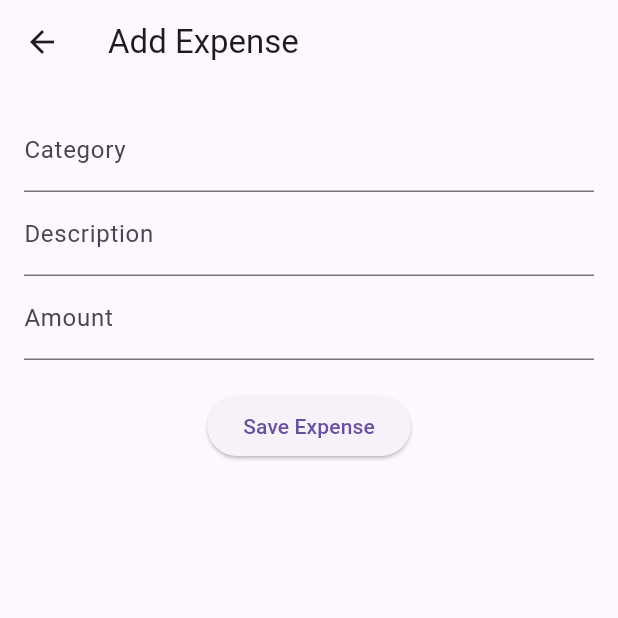
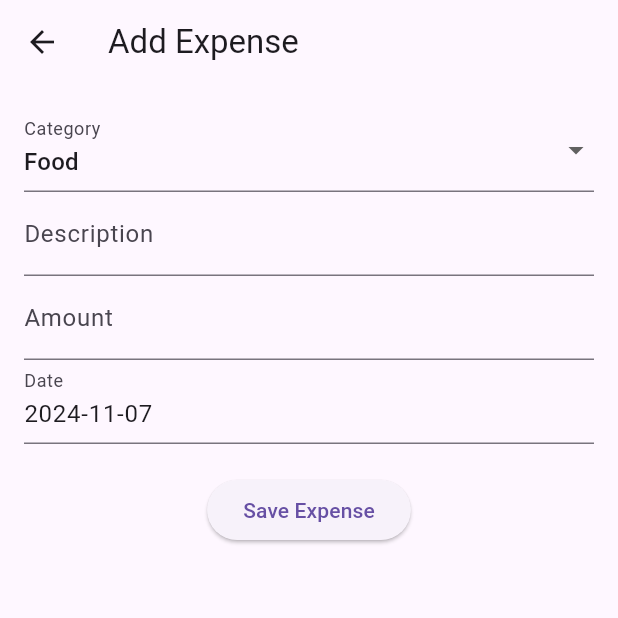
Before and after one commit to Athu06/Flutter_Project_Personal_Budget_Tracker_App-, a Flutter app: the screen it shows after launch, after a tap on the "add" icon, on a phone screen of 412 x 824 dp, the top half of it. Run offline on Flutter 3.47's test engine with Material 3 defaults, Android fonts, the phone set to English and light mode, and no system bars; our stand-ins replace sqflite; accounts and stored records are empty; network calls fail.

Commit message:
updated_features

```diff
--- a/budget_app/lib/screens/dashboard_screen.dart
+++ b/budget_app/lib/screens/dashboard_screen.dart
@@ -13,11 +13,59 @@ class DashboardScreen extends StatefulWidget {
 class _DashboardScreenState extends State<DashboardScreen> {
   final ApiService apiService = ApiService();
   late Future<List<ExpenseData>> expensesFuture;
+  DateTimeRange? _selectedDateRange;
+  String? _selectedCategory;
+
+  List<String> defaultCategories = [
+    'All',
+    'Food',
+    'Rent',
+    'Healthcare',
+    'Entertainment',
+    'Shopping',
+    'Other'
+  ];
 
   @override
   void initState() {
     super.initState();
     expensesFuture = apiService.getExpenses();
+  }
+
+  List<ExpenseData> _filterExpenses(List<ExpenseData> expenses) {
+    return expenses.where((expense) {
+      bool dateMatches = _selectedDateRange == null ||
+          (expense.date.isAfter(_selectedDateRange!.start
+                  .subtract(const Duration(days: 1))) &&
+              expense.date.isBefore(
+                  _selectedDateRange!.end.add(const Duration(days: 1))));
+
+      bool categoryMatches = _selectedCategory == null ||
+          _selectedCategory == 'All' ||
+          (_selectedCategory == 'Other' &&
+              !defaultCategories.contains(expense.category)) ||
+          (_selectedCategory != 'Other' &&
+              expense.category == _selectedCategory);
+
+      return dateMatches && categoryMatches;
+    }).toList();
+  }
+
+  Future<void> _selectDateRange(BuildContext context) async {
+    final DateTimeRange? picked = await showDateRangePicker(
+      context: context,
+      firstDate: DateTime(1970),
+      lastDate: DateTime(2100),
+    );
+    if (picked != null && picked != _selectedDateRange) {
+      setState(() {
+        _selectedDateRange = picked;
+      });
+    }
+  }
+
+  String _formatDate(DateTime date) {
+    return "${date.year}-${date.month.toString().padLeft(2, '0')}-${date.day.toString().padLeft(2, '0')}";
   }
 
   @override
@@ -33,7 +81,7 @@ class _DashboardScreenState extends State<DashboardScreen> {
             print('Error: ${snapshot.error}');
             return Center(child: Text('Error: ${snapshot.error}'));
           } else if (snapshot.hasData) {
-            final expenseList = snapshot.data!;
+            final expenseList = _filterExpenses(snapshot.data!);
             double totalAmount =
                 expenseList.fold(0, (sum, item) => sum + item.amount);
 
@@ -42,23 +90,73 @@ class _DashboardScreenState extends State<DashboardScreen> {
                 Padding(
                   padding: const EdgeInsets.all(16.0),
                   child: Text(
-                    'Total Expenses: \Rs ${totalAmount.toStringAsFixed(2)}',
+                    'Total Expenses: Rs ${totalAmount.toStringAsFixed(2)}',
                     style: const TextStyle(
                       fontSize: 20,
                       fontWeight: FontWeight.bold,
                     ),
                   ),
                 ),
+                Padding(
+                  padding: const EdgeInsets.symmetric(horizontal: 16.0),
+                  child: Row(
+                    mainAxisAlignment: MainAxisAlignment.spaceBetween,
+                    children: [
+                      Row(
+                        children: [
+                          TextButton(
+                            onPressed: () => _selectDateRange(context),
+                            child: Text(
+                              _selectedDateRange == null
+                                  ? 'Select Date Range'
+                                  : '${_formatDate(_selectedDateRange!.start)} - ${_formatDate(_selectedDateRange!.end)}',
+                            ),
+                          ),
+                          if (_selectedDateRange != null)
+                            IconButton(
+                              icon: const Icon(Icons.clear),
+                              onPressed: () {
+                                setState(() {
+                                  _selectedDateRange = null;
+                                });
+                              },
+                            ),
+                        ],
+                      ),
+                      DropdownButton<String>(
+                        hint: const Text('Select Category'),
+                        value: _selectedCategory,
+                        items: defaultCategories.map((String category) {
+                          return DropdownMenuItem<String>(
+                            value: category,
+                            child: Text(category),
+                          );
+                        }).toList(),
+                        onChanged: (value) {
+                          setState(() {
+                            _selectedCategory = value;
+                          });
+                        },
+                      ),
+                    ],
+                  ),
+                ),
                 Expanded(
                   child: ListView.builder(
                     itemCount: expenseList.length,
                     itemBuilder: (context, index) {
+                      String dateString = _formatDate(expenseList[index].date);
+
                       return ListTile(
                         title: Text('Category: ${expenseList[index].category}'),
-                        subtitle: Text(expenseList[index].description),
-                        contentPadding:
-                            const EdgeInsets.symmetric(horizontal: 16.0),
-                        leading: const SizedBox(width: 0),
+                        subtitle: Column(
+                          crossAxisAlignment: CrossAxisAlignment.start,
+                          children: [
+                            Text(
+                                'Description: ${expenseList[index].description}'),
+                            Text('Date: $dateString'),
+                          ],
+                        ),
                         trailing: Row(
                           mainAxisSize: MainAxisSize.min,
                           children: [
@@ -67,10 +165,10 @@ class _DashboardScreenState extends State<DashboardScreen> {
                               style:
                                   const TextStyle(fontWeight: FontWeight.bold),
                             ),
-                            const SizedBox(width: 8),
                             IconButton(
                               icon: const Icon(Icons.edit),
                               onPressed: () {
+                                try {
                                   Navigator.push(
                                     context,
                                     MaterialPageRoute(
@@ -82,6 +180,14 @@ class _DashboardScreenState extends State<DashboardScreen> {
                                       expensesFuture = apiService.getExpenses();
                                     });
                                   });
+                                } catch (e) {
+                                  print('Error navigating to edit screen: $e');
+                                  ScaffoldMessenger.of(context).showSnackBar(
+                                    SnackBar(
+                                        content: Text(
+                                            'Failed to open edit screen: $e')),
+                                  );
+                                }
                               },
                             ),
                             IconButton(
@@ -97,15 +203,13 @@ class _DashboardScreenState extends State<DashboardScreen> {
                                       actions: <Widget>[
                                         TextButton(
                                           onPressed: () {
-                                            Navigator.of(context).pop(
-                                                false); // Close dialog without deleting
+                                            Navigator.of(context).pop(false);
                                           },
                                           child: const Text('No'),
                                         ),
                                         TextButton(
                                           onPressed: () {
-                                            Navigator.of(context)
-                                                .pop(true); // Confirm delete
+                                            Navigator.of(context).pop(true);
                                           },
                                           child: const Text('Yes'),
                                         ),
@@ -115,28 +219,18 @@ class _DashboardScreenState extends State<DashboardScreen> {
                                 );
 
                                 if (confirmDelete == true) {
-                                  // Call the deleteExpense API to delete from the database
-                                  print("expenseList;${expenseList[index].id}");
                                   bool result = await apiService.deleteExpense(
                                       expenseList[index].id.toString());
-
                                   if (result) {
-                                    // If deletion is successful, remove it from the list
                                     setState(() {
                                       expensesFuture = apiService.getExpenses();
                                     });
-
-                                    // Optionally, refresh the list by calling the API again
-                                    // expensesFuture = apiService.getExpenses();
-
-                                    // Show success message
                                     ScaffoldMessenger.of(context).showSnackBar(
                                       const SnackBar(
                                           content: Text(
                                               'Expense deleted successfully')),
                                     );
                                   } else {
-                                    // Show failure message if deletion failed
                                     ScaffoldMessenger.of(context).showSnackBar(
                                       const SnackBar(
                                           content:
--- a/budget_app/lib/screens/expense_detail_screen.dart
+++ b/budget_app/lib/screens/expense_detail_screen.dart
@@ -16,30 +16,53 @@ class ExpenseDetailScreen extends StatefulWidget {
 class _ExpenseDetailScreenState extends State<ExpenseDetailScreen> {
   final _formKey = GlobalKey<FormState>();
   final ApiService apiService = ApiService();
-  final TextEditingController _categoryController = TextEditingController();
   final TextEditingController _descriptionController = TextEditingController();
   final TextEditingController _amountController = TextEditingController();
-  late Future<List<ExpenseData>> expensesFuture;
+  final TextEditingController _dateController =
+      TextEditingController(); // Controller for date
+  final TextEditingController _customCategoryController =
+      TextEditingController(); // Controller for custom category
+
+  late DateTime _selectedDate;
+  late String _selectedCategory;
+
+  // Define a list of expense categories
+  final List<String> _categories = [
+    "Food",
+    "Rent",
+    "Healthcare",
+    "Entertainment",
+    "Shopping",
+    "Other"
+  ];
 
   @override
   void initState() {
     super.initState();
 
-    // Populate fields if editing an existing expense
+    // Initialize date and other fields if editing an existing expense
     if (widget.expense != null) {
-      _categoryController.text = widget.expense!.category;
       _descriptionController.text = widget.expense!.description;
       _amountController.text = widget.expense!.amount.toString();
+      _selectedDate = widget.expense!.date;
+      _selectedCategory = widget.expense!.category;
+    } else {
+      _selectedDate = DateTime.now();
+      _selectedCategory = "Food"; // Default category
     }
+    _dateController.text = _selectedDate.toLocal().toString().split(' ')[0];
   }
 
   void _saveExpense() async {
     if (_formKey.currentState!.validate()) {
       final expenseData = {
-        "category": _categoryController.text,
+        "category": _selectedCategory == "Other"
+            ? _customCategoryController.text
+            : _selectedCategory,
         "description": _descriptionController.text,
         "amount": double.parse(_amountController.text),
-        "date": DateTime.now().toIso8601String(),
+        "date":
+            _selectedDate.toIso8601String(), // Save the date in ISO8601 format
       };
 
       try {
@@ -49,9 +72,6 @@ class _ExpenseDetailScreenState extends State<ExpenseDetailScreen> {
           ScaffoldMessenger.of(context).showSnackBar(
             const SnackBar(content: Text('Expense Updated')),
           );
-          setState(() {
-            expensesFuture = apiService.getExpenses();
-          });
         } else {
           // Add new expense
           final response = await http.post(
@@ -100,9 +120,10 @@ class _ExpenseDetailScreenState extends State<ExpenseDetailScreen> {
 
   @override
   void dispose() {
-    _categoryController.dispose();
     _descriptionController.dispose();
     _amountController.dispose();
+    _dateController.dispose();
+    _customCategoryController.dispose();
     super.dispose();
   }
 
@@ -118,12 +139,35 @@ class _ExpenseDetailScreenState extends State<ExpenseDetailScreen> {
           key: _formKey,
           child: Column(
             children: [
-              TextFormField(
-                controller: _categoryController,
+              // Dropdown for selecting category
+              DropdownButtonFormField<String>(
+                value: _selectedCategory,
                 decoration: const InputDecoration(labelText: 'Category'),
+                items: _categories.map((category) {
+                  return DropdownMenuItem<String>(
+                    value: category,
+                    child: Text(category),
+                  );
+                }).toList(),
+                onChanged: (value) {
+                  setState(() {
+                    _selectedCategory = value!;
+                  });
+                },
                 validator: (value) =>
-                    value!.isEmpty ? 'Enter a category' : null,
+                    value == null || value.isEmpty ? 'Select a category' : null,
               ),
+
+              // If "Other" is selected, show text field to input custom category
+              if (_selectedCategory == "Other")
+                TextFormField(
+                  controller: _customCategoryController,
+                  decoration:
+                      const InputDecoration(labelText: 'Custom Category'),
+                  validator: (value) =>
+                      value!.isEmpty ? 'Enter a custom category' : null,
+                ),
+
               TextFormField(
                 controller: _descriptionController,
                 decoration: const InputDecoration(labelText: 'Description'),
@@ -144,6 +188,12 @@ class _ExpenseDetailScreenState extends State<ExpenseDetailScreen> {
                   return null;
                 },
               ),
+              TextFormField(
+                controller: _dateController,
+                decoration: const InputDecoration(labelText: 'Date'),
+                readOnly: true, // Make the date field read-only
+                onTap: _selectDate,
+              ),
               const SizedBox(height: 20),
               ElevatedButton(
                 onPressed: _saveExpense,
@@ -157,4 +207,23 @@ class _ExpenseDetailScreenState extends State<ExpenseDetailScreen> {
       ),
     );
   }
+
+  // Date picker function
+  Future<void> _selectDate() async {
+    final DateTime? picked = await showDatePicker(
+      context: context,
+      initialDate: _selectedDate,
+      firstDate: DateTime(2000),
+      lastDate: DateTime(2101),
+    );
+    if (picked != null && picked != _selectedDate) {
+      setState(() {
+        _selectedDate = picked;
+        _dateController.text = _selectedDate
+            .toLocal()
+            .toString()
+            .split(' ')[0]; // Update the displayed date
+      });
+    }
+  }
 }
```
Lines whose indentation alone changed are shown as unchanged.
